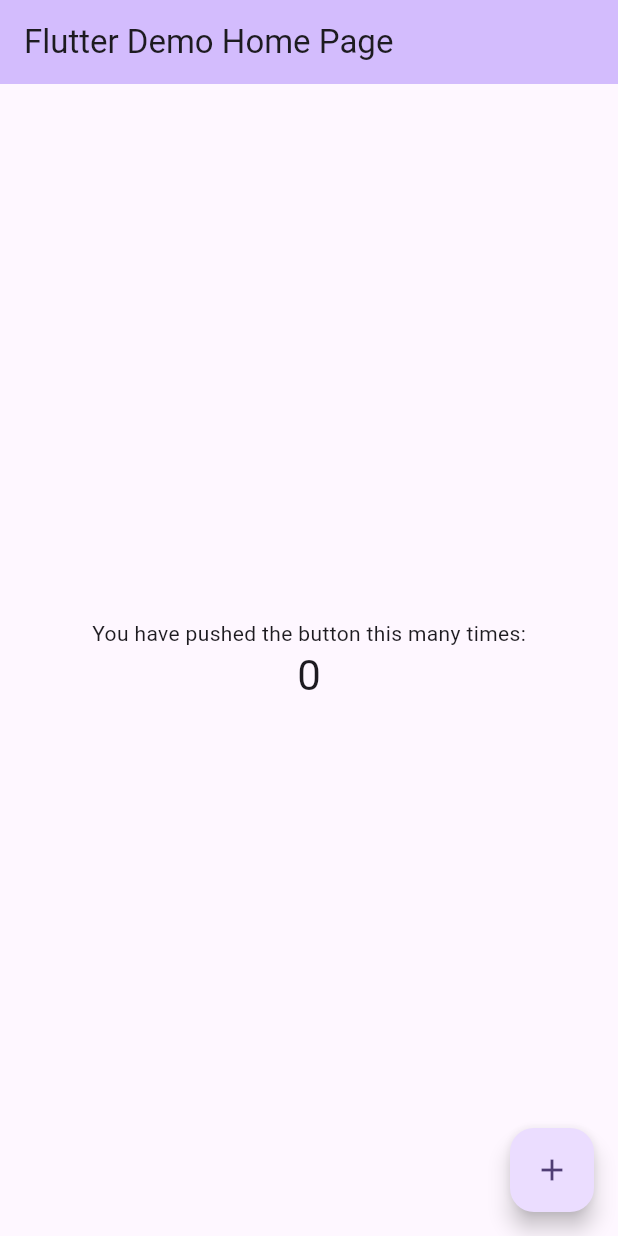
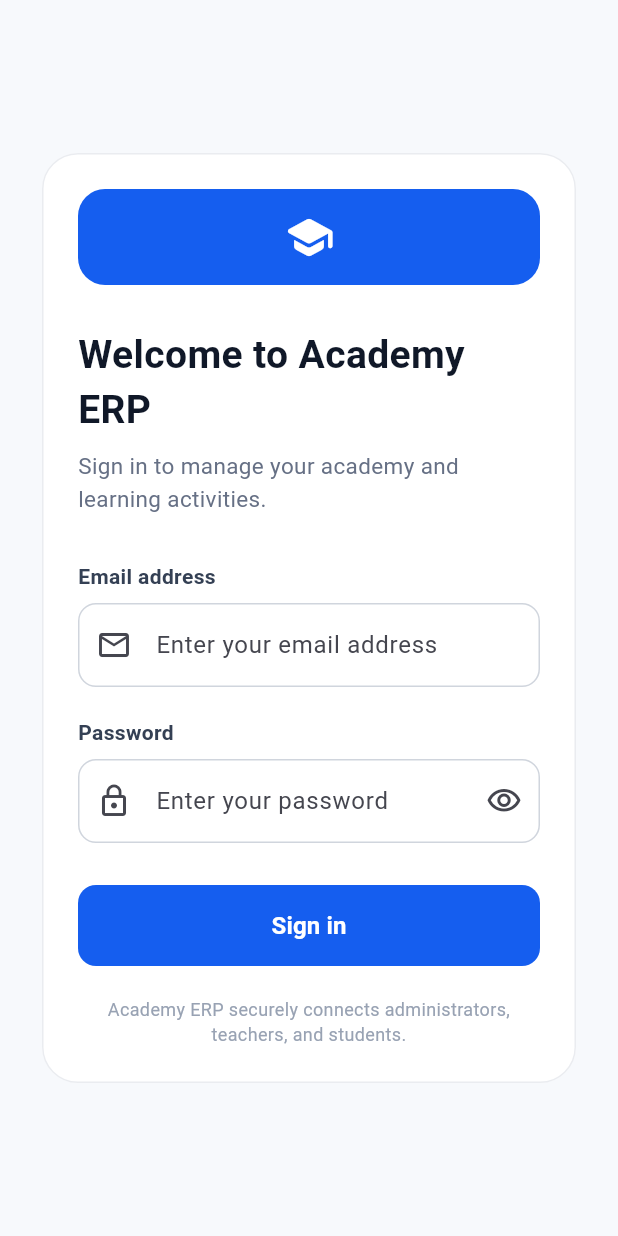
Before and after one commit to quivonex/Academy-erp-backend, a Flutter app: the screen it shows after launch, on a phone screen of 412 x 824 dp. Run offline on Flutter 3.47's test engine with Material 3 defaults, Android fonts, the phone set to English and light mode, and no system bars.

Commit message:
added updated code 240926

```diff
--- a/frontend/lib/main.dart
+++ b/frontend/lib/main.dart
@@ -1,121 +1,242 @@
 import 'package:flutter/material.dart';
 
 void main() {
-  runApp(const MyApp());
+  runApp(const AcademyErpApp());
 }
 
-class MyApp extends StatelessWidget {
-  const MyApp({super.key});
+class AcademyErpApp extends StatelessWidget {
+  const AcademyErpApp({super.key});
 
-  // This widget is the root of your application.
   @override
   Widget build(BuildContext context) {
     return MaterialApp(
-      title: 'Flutter Demo',
+      title: 'Academy ERP',
+      debugShowCheckedModeBanner: false,
       theme: ThemeData(
-        // This is the theme of your application.
-        //
-        // TRY THIS: Try running your application with "flutter run". You'll see
-        // the application has a purple toolbar. Then, without quitting the app,
-        // try changing the seedColor in the colorScheme below to Colors.green
-        // and then invoke "hot reload" (save your changes or press the "hot
-        // reload" button in a Flutter-supported IDE, or press "r" if you used
-        // the command line to start the app).
-        //
-        // Notice that the counter didn't reset back to zero; the application
-        // state is not lost during the reload. To reset the state, use hot
-        // restart instead.
-        //
-        // This works for code too, not just values: Most code changes can be
-        // tested with just a hot reload.
-        colorScheme: .fromSeed(seedColor: Colors.deepPurple),
+        useMaterial3: true,
+        colorScheme: ColorScheme.fromSeed(
+          seedColor: const Color(0xFF155EEF),
+          brightness: Brightness.light,
+        ),
+        scaffoldBackgroundColor: const Color(0xFFF7F9FC),
+        inputDecorationTheme: InputDecorationTheme(
+          filled: true,
+          fillColor: Colors.white,
+          contentPadding: const EdgeInsets.symmetric(
+            horizontal: 16,
+            vertical: 16,
+          ),
+          border: OutlineInputBorder(
+            borderRadius: BorderRadius.circular(12),
+            borderSide: const BorderSide(color: Color(0xFFD0D5DD)),
+          ),
+          enabledBorder: OutlineInputBorder(
+            borderRadius: BorderRadius.circular(12),
+            borderSide: const BorderSide(color: Color(0xFFD0D5DD)),
+          ),
+          focusedBorder: OutlineInputBorder(
+            borderRadius: BorderRadius.circular(12),
+            borderSide: const BorderSide(
+              color: Color(0xFF155EEF),
+              width: 2,
+            ),
+          ),
+        ),
       ),
-      home: const MyHomePage(title: 'Flutter Demo Home Page'),
+      home: const LoginScreen(),
     );
   }
 }
 
-class MyHomePage extends StatefulWidget {
-  const MyHomePage({super.key, required this.title});
-
-  // This widget is the home page of your application. It is stateful, meaning
-  // that it has a State object (defined below) that contains fields that affect
-  // how it looks.
-
-  // This class is the configuration for the state. It holds the values (in this
-  // case the title) provided by the parent (in this case the App widget) and
-  // used by the build method of the State. Fields in a Widget subclass are
-  // always marked "final".
-
-  final String title;
+class LoginScreen extends StatefulWidget {
+  const LoginScreen({super.key});
 
   @override
-  State<MyHomePage> createState() => _MyHomePageState();
+  State<LoginScreen> createState() => _LoginScreenState();
 }
 
-class _MyHomePageState extends State<MyHomePage> {
-  int _counter = 0;
+class _LoginScreenState extends State<LoginScreen> {
+  final _formKey = GlobalKey<FormState>();
+  final _emailController = TextEditingController();
+  final _passwordController = TextEditingController();
 
-  void _incrementCounter() {
-    setState(() {
-      // This call to setState tells the Flutter framework that something has
-      // changed in this State, which causes it to rerun the build method below
-      // so that the display can reflect the updated values. If we changed
-      // _counter without calling setState(), then the build method would not be
-      // called again, and so nothing would appear to happen.
-      _counter++;
-    });
+  bool _hidePassword = true;
+
+  @override
+  void dispose() {
+    _emailController.dispose();
+    _passwordController.dispose();
+    super.dispose();
+  }
+
+  void _continueLogin() {
+    if (!_formKey.currentState!.validate()) {
+      return;
+    }
+
+    ScaffoldMessenger.of(context).showSnackBar(
+      const SnackBar(
+        content: Text('Login screen is ready. Backend connection is next.'),
+      ),
+    );
   }
 
   @override
   Widget build(BuildContext context) {
-    // This method is rerun every time setState is called, for instance as done
-    // by the _incrementCounter method above.
-    //
-    // The Flutter framework has been optimized to make rerunning build methods
-    // fast, so that you can just rebuild anything that needs updating rather
-    // than having to individually change instances of widgets.
+    final screenWidth = MediaQuery.sizeOf(context).width;
+    final isDesktop = screenWidth >= 700;
+
     return Scaffold(
-      appBar: AppBar(
-        // TRY THIS: Try changing the color here to a specific color (to
-        // Colors.amber, perhaps?) and trigger a hot reload to see the AppBar
-        // change color while the other colors stay the same.
-        backgroundColor: Theme.of(context).colorScheme.inversePrimary,
-        // Here we take the value from the MyHomePage object that was created by
-        // the App.build method, and use it to set our appbar title.
-        title: Text(widget.title),
-      ),
-      body: Center(
-        // Center is a layout widget. It takes a single child and positions it
-        // in the middle of the parent.
-        child: Column(
-          // Column is also a layout widget. It takes a list of children and
-          // arranges them vertically. By default, it sizes itself to fit its
-          // children horizontally, and tries to be as tall as its parent.
-          //
-          // Column has various properties to control how it sizes itself and
-          // how it positions its children. Here we use mainAxisAlignment to
-          // center the children vertically; the main axis here is the vertical
-          // axis because Columns are vertical (the cross axis would be
-          // horizontal).
-          //
-          // TRY THIS: Invoke "debug painting" (choose the "Toggle Debug Paint"
-          // action in the IDE, or press "p" in the console), to see the
-          // wireframe for each widget.
-          mainAxisAlignment: .center,
-          children: [
-            const Text('You have pushed the button this many times:'),
-            Text(
-              '$_counter',
-              style: Theme.of(context).textTheme.headlineMedium,
+      body: SafeArea(
+        child: Center(
+          child: SingleChildScrollView(
+            padding: const EdgeInsets.all(24),
+            child: ConstrainedBox(
+              constraints: const BoxConstraints(maxWidth: 460),
+              child: Card(
+                elevation: 0,
+                color: Colors.white,
+                shape: RoundedRectangleBorder(
+                  borderRadius: BorderRadius.circular(24),
+                  side: const BorderSide(color: Color(0xFFEAECF0)),
+                ),
+                child: Padding(
+                  padding: EdgeInsets.all(isDesktop ? 40 : 24),
+                  child: Form(
+                    key: _formKey,
+                    child: Column(
+                      crossAxisAlignment: CrossAxisAlignment.stretch,
+                      children: [
+                        Container(
+                          width: 64,
+                          height: 64,
+                          decoration: BoxDecoration(
+                            color: const Color(0xFF155EEF),
+                            borderRadius: BorderRadius.circular(18),
+                          ),
+                          child: const Icon(
+                            Icons.school_rounded,
+                            color: Colors.white,
+                            size: 34,
+                          ),
+                        ),
+                        const SizedBox(height: 28),
+                        const Text(
+                          'Welcome to Academy ERP',
+                          style: TextStyle(
+                            fontSize: 26,
+                            fontWeight: FontWeight.w700,
+                            color: Color(0xFF101828),
+                          ),
+                        ),
+                        const SizedBox(height: 8),
+                        const Text(
+                          'Sign in to manage your academy and learning activities.',
+                          style: TextStyle(
+                            fontSize: 15,
+                            height: 1.45,
+                            color: Color(0xFF667085),
+                          ),
+                        ),
+                        const SizedBox(height: 30),
+                        const Text(
+                          'Email address',
+                          style: TextStyle(
+                            fontWeight: FontWeight.w600,
+                            color: Color(0xFF344054),
+                          ),
+                        ),
+                        const SizedBox(height: 8),
+                        TextFormField(
+                          controller: _emailController,
+                          keyboardType: TextInputType.emailAddress,
+                          decoration: const InputDecoration(
+                            hintText: 'Enter your email address',
+                            prefixIcon: Icon(Icons.email_outlined),
+                          ),
+                          validator: (value) {
+                            if (value == null || value.trim().isEmpty) {
+                              return 'Please enter your email address.';
+                            }
+                            if (!value.contains('@')) {
+                              return 'Enter a valid email address.';
+                            }
+                            return null;
+                          },
+                        ),
+                        const SizedBox(height: 20),
+                        const Text(
+                          'Password',
+                          style: TextStyle(
+                            fontWeight: FontWeight.w600,
+                            color: Color(0xFF344054),
+                          ),
+                        ),
+                        const SizedBox(height: 8),
+                        TextFormField(
+                          controller: _passwordController,
+                          obscureText: _hidePassword,
+                          decoration: InputDecoration(
+                            hintText: 'Enter your password',
+                            prefixIcon: const Icon(Icons.lock_outline),
+                            suffixIcon: IconButton(
+                              onPressed: () {
+                                setState(() {
+                                  _hidePassword = !_hidePassword;
+                                });
+                              },
+                              icon: Icon(
+                                _hidePassword
+                                    ? Icons.visibility_outlined
+                                    : Icons.visibility_off_outlined,
+                              ),
+                            ),
+                          ),
+                          validator: (value) {
+                            if (value == null || value.isEmpty) {
+                              return 'Please enter your password.';
+                            }
+                            if (value.length < 6) {
+                              return 'Password must contain at least 6 characters.';
+                            }
+                            return null;
+                          },
+                        ),
+                        const SizedBox(height: 28),
+                        FilledButton(
+                          onPressed: _continueLogin,
+                          style: FilledButton.styleFrom(
+                            minimumSize: const Size.fromHeight(54),
+                            backgroundColor: const Color(0xFF155EEF),
+                            shape: RoundedRectangleBorder(
+                              borderRadius: BorderRadius.circular(12),
+                            ),
+                          ),
+                          child: const Text(
+                            'Sign in',
+                            style: TextStyle(
+                              fontSize: 16,
+                              fontWeight: FontWeight.w600,
+                            ),
+                          ),
+                        ),
+                        const SizedBox(height: 20),
+                        const Text(
+                          'Academy ERP securely connects administrators, teachers, and students.',
+                          textAlign: TextAlign.center,
+                          style: TextStyle(
+                            fontSize: 12,
+                            color: Color(0xFF98A2B3),
+                          ),
+                        ),
+                      ],
+                    ),
+                  ),
+                ),
+              ),
             ),
-          ],
+          ),
         ),
-      ),
-      floatingActionButton: FloatingActionButton(
-        onPressed: _incrementCounter,
-        tooltip: 'Increment',
-        child: const Icon(Icons.add),
       ),
     );
   }
```
Also changed, not shown: 1 other file.
